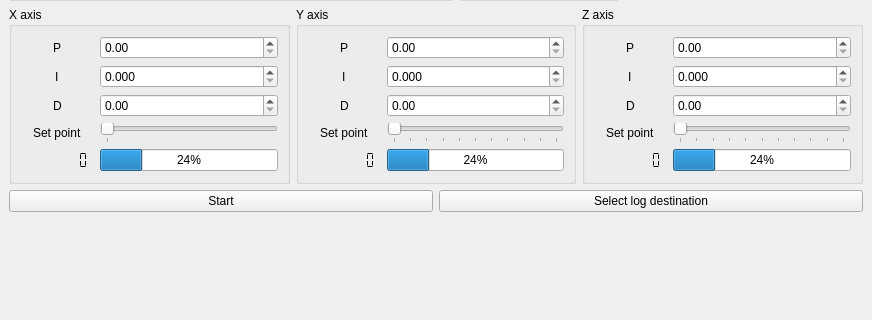
pbosetti/machine_sim, file mainwindow.ui: the form before one commit; both pictures show x 0 to 872 and y 128 to 448 of the 872 by 825 pixel window.
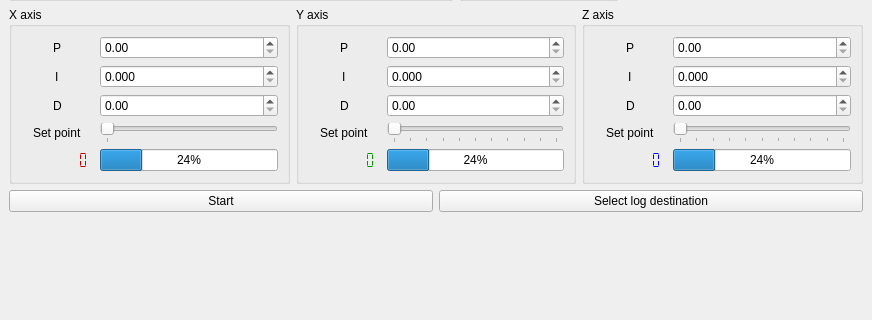
The form after the commit. Custom widgets are drawn as their Qt base class.

Commit message: colored digital indicators

The edit to the form file:
```diff
--- a/mainwindow.ui
+++ b/mainwindow.ui
@@ -370,6 +370,10 @@
              <property name="toolTip">
               <string>Position</string>
              </property>
+             <property name="styleSheet">
+              <string notr="true">/* background-color: rgb(255, 200, 200); */
+color: rgb(200,0,0); </string>
+             </property>
              <property name="frameShape">
               <enum>QFrame::NoFrame</enum>
              </property>
@@ -497,6 +501,10 @@
              <property name="toolTip">
               <string>Position</string>
              </property>
+             <property name="styleSheet">
+              <string notr="true">/* background-color: rgb(200, 255, 200) */
+color: rgb(0, 150, 0)</string>
+             </property>
              <property name="frameShape">
               <enum>QFrame::NoFrame</enum>
              </property>
@@ -637,6 +645,10 @@
              <property name="toolTip">
               <string>Position</string>
              </property>
+             <property name="styleSheet">
+              <string notr="true">/* background-color: rgb(200, 200, 255); */
+color: rgb(0, 0, 255)</string>
+             </property>
              <property name="frameShape">
               <enum>QFrame::NoFrame</enum>
              </property>
```
